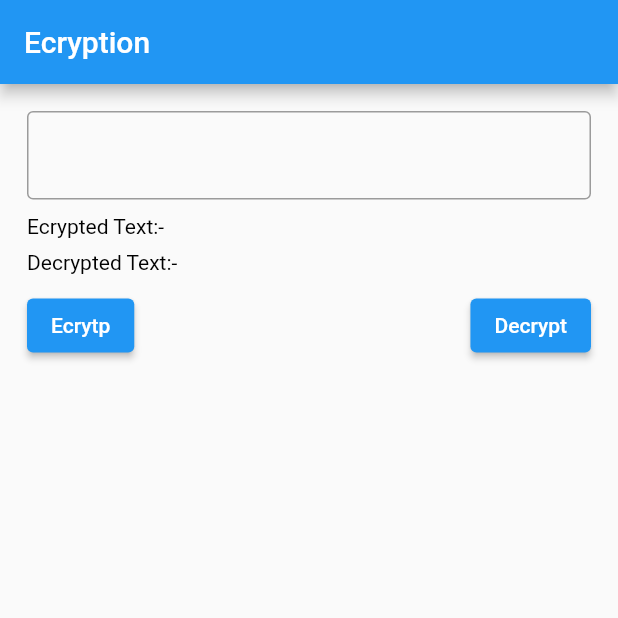
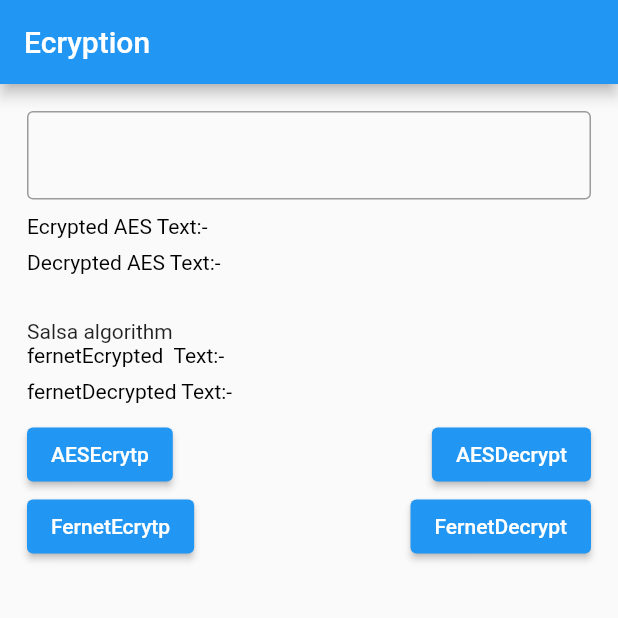
Before and after one commit to Ayush13Bhatia/AES-Encryption, a Flutter app: the screen it shows after launch, on a phone screen of 412 x 824 dp, the top half of it. Run offline on Flutter 3.47's test engine with Material 2 defaults, Android fonts, the phone set to English and light mode, and no system bars; missing offline and left inert: encrypt.

Commit message:
fernet encryption

```diff
--- a/lib/home_page.dart
+++ b/lib/home_page.dart
@@ -1,5 +1,7 @@
 import 'package:encrypted_app/ecrypted_text.dart';
 import 'package:flutter/material.dart';
+
+import 'fernet_encryption.dart';
 
 class HomePage extends StatefulWidget {
   const HomePage({Key? key}) : super(key: key);
@@ -37,7 +39,7 @@ class _HomePageState extends State<HomePage> {
             ),
             RichText(
               text: TextSpan(
-                text: "Ecrypted Text:- ",
+                text: "Ecrypted AES Text:- ",
                 style: const TextStyle(
                   color: Colors.black,
                 ),
@@ -56,12 +58,49 @@ class _HomePageState extends State<HomePage> {
             ),
             RichText(
               text: TextSpan(
-                text: "Decrypted Text:- ",
+                text: "Decrypted AES Text:- ",
                 style: const TextStyle(
                   color: Colors.black,
                 ),
                 children: [
                   TextSpan(text: EncryptData.decrypted ?? ""),
+                ],
+              ),
+            ),
+            const SizedBox(
+              height: 10,
+            ),
+            const SizedBox(
+              height: 20,
+            ),
+            const Text("Salsa algorithm"),
+            RichText(
+              text: TextSpan(
+                text: "fernetEcrypted  Text:- ",
+                style: const TextStyle(
+                  color: Colors.black,
+                ),
+                children: [
+                  TextSpan(
+                    text: FernetEcryption.fernetEncrypted != null ? FernetEcryption.fernetEncrypted!.base64 : '',
+                  ),
+
+                  // TextSpan(text: "$encrypted" != null ? encrypted.base64 : ""),
+                  // TextSpan(text: "${encrypter.encrypt(_controller.text, iv: iv)}"),
+                ],
+              ),
+            ),
+            const SizedBox(
+              height: 8,
+            ),
+            RichText(
+              text: TextSpan(
+                text: "fernetDecrypted Text:- ",
+                style: const TextStyle(
+                  color: Colors.black,
+                ),
+                children: [
+                  TextSpan(text: FernetEcryption.fernetDecrypted ?? ""),
                 ],
               ),
             ),
@@ -75,10 +114,10 @@ class _HomePageState extends State<HomePage> {
                   onPressed: () {
                     setState(() {
                       EncryptData.encryptedAES(_controller.text);
-                      // encrypter.encrypt(_controller.text, iv: iv);
+                      // EncryptData.encryptFernet(_controller.text);
                     });
                   },
-                  child: const Text("Ecrytp"),
+                  child: const Text("AESEcrytp"),
                 ),
                 const SizedBox(
                   width: 10,
@@ -87,10 +126,34 @@ class _HomePageState extends State<HomePage> {
                   onPressed: () {
                     setState(() {
                       EncryptData.dencryptedAES(_controller.text);
-                      // encrypter.decrypt(encrypted, iv: iv);
+                      // EncryptData.dencryptedAES(_controller.text);
                     });
                   },
-                  child: const Text("Decrypt"),
+                  child: const Text("AESDecrypt"),
+                ),
+              ],
+            ),
+            Row(
+              mainAxisAlignment: MainAxisAlignment.spaceBetween,
+              children: [
+                ElevatedButton(
+                  onPressed: () {
+                    setState(() {
+                      FernetEcryption.encryptFernet(_controller.text);
+                    });
+                  },
+                  child: const Text("FernetEcrytp"),
+                ),
+                const SizedBox(
+                  width: 10,
+                ),
+                ElevatedButton(
+                  onPressed: () {
+                    setState(() {
+                      FernetEcryption.decryptFernet(_controller.text);
+                    });
+                  },
+                  child: const Text("FernetDecrypt"),
                 ),
               ],
             ),
```
Also changed, not shown: lib/fernet_encryption.dart (added, +49 -0 lines).
